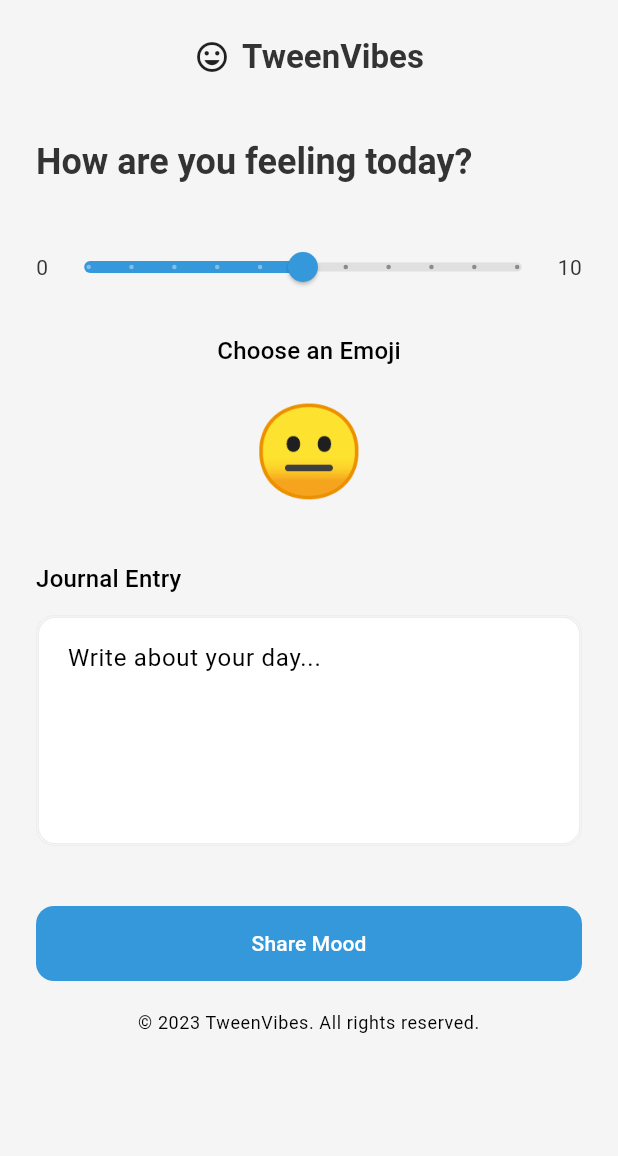
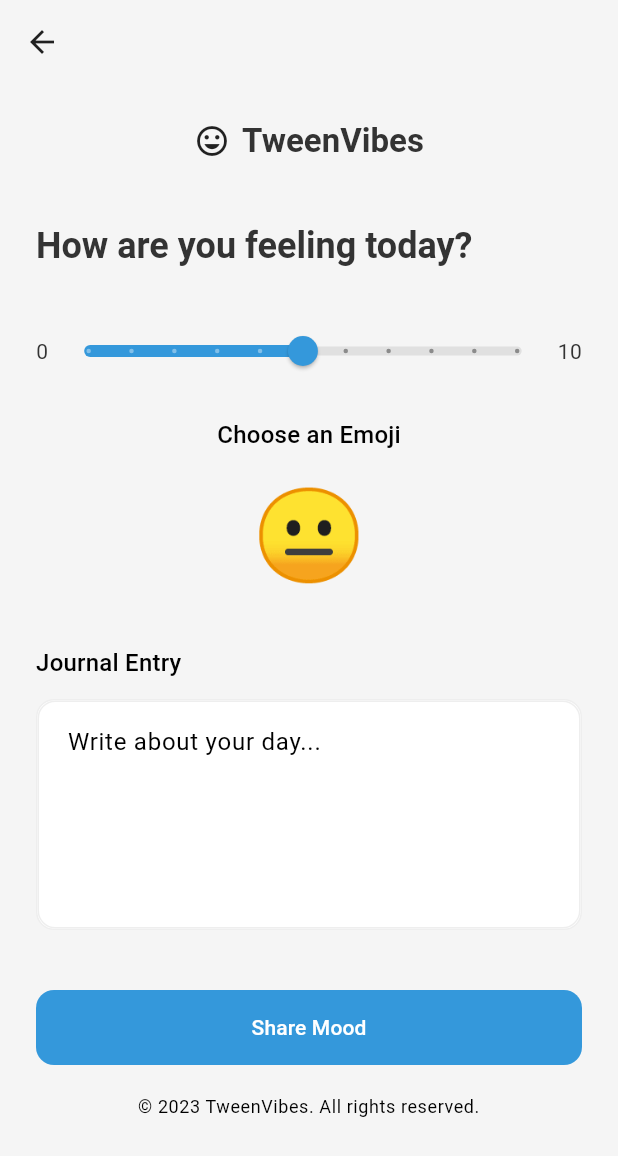
Before and after one commit to abavisg/may-vibes-17, a Flutter app: the MoodEntryScreen screen opened by its route, on a phone screen of 412 x 824 dp. Shown: the top 1156 px of the screen. Run offline on Flutter 3.47's test engine with Material 3 defaults, Android fonts, the light colour scheme and no system bars.

Commit message:
Add AppBar with back navigation to MoodEntryScreen and SignUpScreen

```diff
--- a/lib/screens/mood_entry_screen.dart
+++ b/lib/screens/mood_entry_screen.dart
@@ -47,6 +47,16 @@ class _MoodEntryScreenState extends State<MoodEntryScreen> {
   @override
   Widget build(BuildContext context) {
     return Scaffold(
+      appBar: AppBar(
+        backgroundColor: Colors.transparent,
+        elevation: 0,
+        leading: IconButton(
+          icon: const Icon(Icons.arrow_back, color: Colors.black87),
+          onPressed: () {
+            Navigator.of(context).pop();
+          },
+        ),
+      ),
       body: SafeArea(
         child: SingleChildScrollView(
           child: Padding(
```
Also changed, not shown: lib/screens/sign_up_screen.dart (+10 -0 lines).
